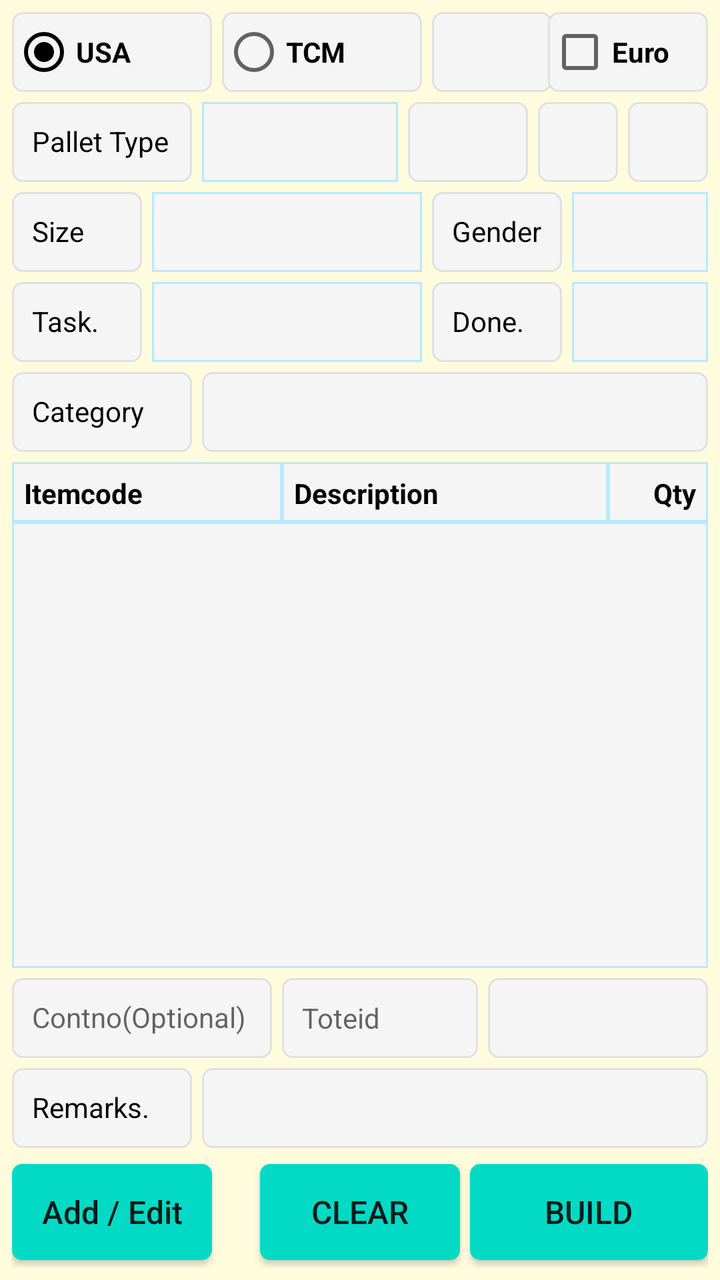
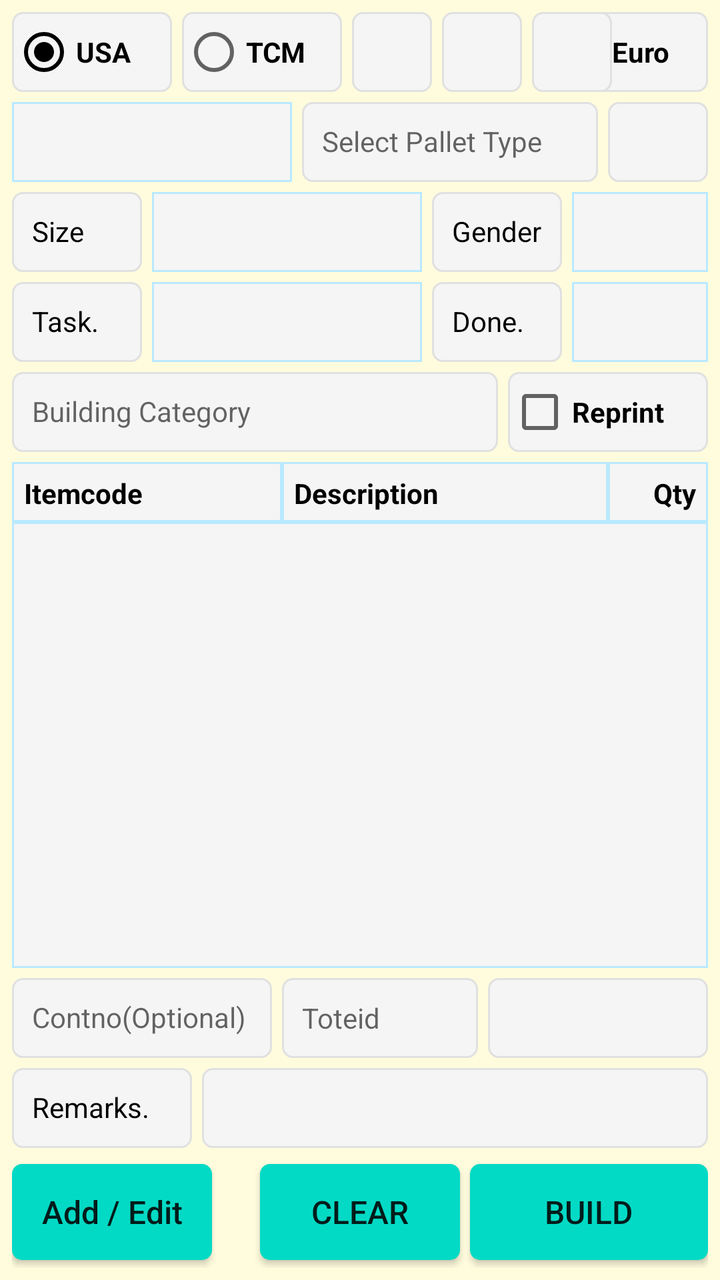

The first picture is an Android layout as it rendered before a commit; the second is the same layout after the commit. The layout source and the unified diff follow.
<!-- AndroidManifest.xml: application theme AppTheme -->
<!-- res/layout/fragment_usa_box_building.xml -->
<?xml version="1.0" encoding="utf-8"?>
<FrameLayout xmlns:android="http://schemas.android.com/apk/res/android"
    xmlns:app="http://schemas.android.com/apk/res-auto"
    xmlns:tools="http://schemas.android.com/tools"
    android:layout_width="match_parent"
    android:layout_height="match_parent"
    android:background="@color/backColor"
    tools:context=".ui.usaboxbuilding.UsaBoxBuildingFragment">

    <androidx.constraintlayout.widget.ConstraintLayout
        android:layout_width="match_parent"
        android:layout_height="match_parent"
        android:padding="6dp">

        <RadioGroup
            android:id="@+id/rg_pallet_building_category"
            android:layout_width="0dp"
            android:layout_height="40dp"
            android:orientation="horizontal"
            app:layout_constraintStart_toStartOf="parent"
            app:layout_constraintTop_toTopOf="parent">

            <RadioButton
                android:id="@+id/rb_usa_box_usa_category"
                android:layout_width="100dp"
                android:layout_height="40dp"
                android:background="@drawable/et_custom"
                android:checked="true"
                android:text="USA"
                android:textStyle="bold"
                app:layout_constraintStart_toEndOf="@+id/TextView16"
                app:layout_constraintTop_toTopOf="@+id/TextView16"
                tools:ignore="TouchTargetSizeCheck" />

            <RadioButton
                android:id="@+id/rb_usa_box_tcm_category"
                android:layout_width="100dp"
                android:layout_height="40dp"
                android:layout_marginLeft="5dp"
                android:background="@drawable/et_custom"
                android:text="TCM"
                android:textStyle="bold"
                app:layout_constraintStart_toEndOf="@+id/rb_usa_box_usa_category"
                app:layout_constraintTop_toTopOf="@+id/TextView16"
                tools:ignore="TouchTargetSizeCheck" />
        </RadioGroup>

        <TextView
            android:id="@+id/tv_usa_box_boxprefix"
            android:layout_width="60dp"
            android:layout_height="40dp"
            android:layout_marginLeft="5dp"
            android:background="@drawable/et_custom"
            android:gravity="center"
            android:hint=""
            android:textStyle="bold"
            android:padding="10dp"
            android:text=""
            android:textColor="@color/coloBlack"
            android:textSize="14sp"
            app:layout_constraintStart_toEndOf="@+id/rg_pallet_building_category"
            app:layout_constraintTop_toTopOf="@+id/rg_pallet_building_category" />


        <CheckBox
            android:id="@+id/ch_usa_box_euro"
            android:layout_width="80dp"
            android:layout_height="40dp"
            android:background="@drawable/et_custom"
            android:text="Euro"
            android:textStyle="bold"
            app:layout_constraintEnd_toEndOf="parent"
            app:layout_constraintTop_toTopOf="parent" />

        <TextView
            android:id="@+id/textView4"
            android:layout_width="90dp"
            android:layout_height="40dp"
            android:layout_marginTop="5dp"
            android:background="@drawable/et_custom"
            android:gravity="left"
            android:hint=""
            android:padding="10dp"
            android:text="Pallet Type"
            android:textColor="@color/coloBlack"
            android:textSize="14sp"
            app:layout_constraintStart_toStartOf="parent"
            app:layout_constraintTop_toBottomOf="@+id/rg_pallet_building_category" />

        <Spinner
            android:id="@+id/sp_usa_box_pallettype"
            android:layout_width="0dp"
            android:layout_height="40dp"
            android:layout_marginLeft="5dp"
            android:layout_marginRight="5dp"
            android:background="@drawable/et_custom_total"
            android:gravity="center"
            android:hint=""
            android:padding="8dp"
            android:textSize="12sp"
            app:layout_constraintEnd_toStartOf="@+id/tv_usa_box_pallettype"
            app:layout_constraintStart_toEndOf="@+id/textView4"
            app:layout_constraintTop_toTopOf="@+id/textView4" />

        <TextView
            android:id="@+id/tv_usa_box_pallettype"
            android:layout_width="60dp"
            android:layout_height="40dp"
            android:layout_marginRight="5dp"
            android:background="@drawable/et_custom"
            android:gravity="center"
            android:hint=""
            android:padding="10dp"
            android:text=""
            android:textColor="@color/coloBlack"
            android:textSize="14sp"
            app:layout_constraintEnd_toStartOf="@+id/tv_usa_box_pallettype_allowmix"
            app:layout_constraintTop_toTopOf="@+id/textView4" />

        <TextView
            android:id="@+id/tv_usa_box_pallettype_allowmix"
            android:layout_width="40dp"
            android:layout_height="40dp"
            android:layout_marginRight="5dp"
            android:background="@drawable/et_custom"
            android:gravity="center"
            android:hint=""
            android:padding="10dp"
            android:text=""
            android:textColor="@color/coloBlack"
            android:textSize="14sp"
            app:layout_constraintEnd_toStartOf="@+id/tv_usa_box_pallettype_build_sec"
            app:layout_constraintTop_toTopOf="@+id/textView4" />

        <TextView
            android:id="@+id/tv_usa_box_pallettype_build_sec"
            android:layout_width="40dp"
            android:layout_height="40dp"
            android:background="@drawable/et_custom"
            android:gravity="center"
            android:hint=""
            android:padding="10dp"
            android:text=""
            android:textColor="@color/coloBlack"
            android:textSize="14sp"
            app:layout_constraintEnd_toEndOf="parent"
            app:layout_constraintTop_toTopOf="@+id/textView4" />

        <TextView
            android:id="@+id/textView3"
            android:layout_width="65dp"
            android:layout_height="40dp"
            android:layout_marginTop="5dp"
            android:background="@drawable/et_custom"
            android:gravity="left"
            android:hint=""
            android:padding="10dp"
            android:text="Size"
            android:textColor="@color/coloBlack"
            android:textSize="14sp"
            app:layout_constraintStart_toStartOf="parent"
            app:layout_constraintTop_toBottomOf="@+id/textView4" />

        <TextView
            android:id="@+id/textView15"
            android:layout_width="65dp"
            android:layout_height="40dp"
            android:layout_marginLeft="5dp"
            android:background="@drawable/et_custom"
            android:gravity="left"
            android:hint=""
            android:padding="10dp"
            android:text="Gender"
            android:textColor="@color/coloBlack"
            android:textSize="14sp"
            app:layout_constraintStart_toEndOf="@+id/sp_usa_box_size"
            app:layout_constraintTop_toTopOf="@+id/textView3" />

        <Spinner
            android:id="@+id/sp_usa_box_size"
            android:layout_width="135dp"
            android:layout_height="40dp"
            android:layout_marginLeft="5dp"
            android:background="@drawable/et_custom_total"
            android:gravity="center"
            android:hint=""
            android:padding="8dp"
            android:textSize="12sp"
            app:layout_constraintStart_toEndOf="@+id/textView3"
            app:layout_constraintTop_toTopOf="@+id/textView3"
            tools:ignore="TouchTargetSizeCheck" />

        <Spinner
            android:id="@+id/sp_usa_box_gender"
            android:layout_width="0dp"
            android:layout_height="40dp"
            android:layout_marginLeft="5dp"
            android:background="@drawable/et_custom_total"
            android:gravity="center"
            android:hint=""
            android:padding="8dp"
            android:textSize="12sp"
            app:layout_constraintEnd_toEndOf="parent"
            app:layout_constraintStart_toEndOf="@+id/textView15"
            app:layout_constraintTop_toTopOf="@+id/textView3" />

        <Spinner
            android:id="@+id/sp_usa_box_task"
            android:layout_width="135dp"
            android:layout_height="40dp"
            android:layout_marginLeft="5dp"
            android:background="@drawable/et_custom_total"
            android:gravity="center"
            android:hint=""
            android:padding="8dp"
            android:textSize="12sp"
            app:layout_constraintStart_toEndOf="@+id/textView10"
            app:layout_constraintTop_toTopOf="@+id/textView10" />

        <Spinner
            android:id="@+id/sp_usa_box_done"
            android:layout_width="0dp"
            android:layout_height="40dp"
            android:layout_marginLeft="5dp"
            android:background="@drawable/et_custom_total"
            android:gravity="center"
            android:hint=""
            android:padding="8dp"
            android:textSize="12sp"
            app:layout_constraintEnd_toEndOf="parent"
            app:layout_constraintStart_toEndOf="@+id/textView16"
            app:layout_constraintTop_toTopOf="@+id/textView10" />

        <TextView
            android:id="@+id/textView41"
            android:layout_width="90dp"
            android:layout_height="40dp"
            android:layout_marginTop="5dp"
            android:background="@drawable/et_custom"
            android:gravity="left"
            android:hint=""
            android:padding="10dp"
            android:text="Category"
            android:textColor="@color/coloBlack"
            android:textSize="14sp"
            app:layout_constraintStart_toStartOf="parent"
            app:layout_constraintTop_toBottomOf="@+id/textView10" />

        <TextView
            android:id="@+id/tv_usa_box_building_category"
            android:layout_width="0dp"
            android:layout_height="40dp"
            android:layout_marginLeft="5dp"
            android:background="@drawable/et_custom"
            android:hint=""
            android:padding="10dp"
            android:text=""
            android:textColor="@color/coloBlack"
            android:textSize="14sp"
            app:layout_constraintEnd_toEndOf="parent"
            app:layout_constraintStart_toEndOf="@+id/textView41"
            app:layout_constraintTop_toTopOf="@+id/textView41" />

        <TextView
            android:id="@+id/TextView12"
            android:layout_width="135dp"
            android:layout_height="30dp"
            android:layout_marginTop="5dp"
            android:background="@drawable/et_custom_total"
            android:gravity="left"
            android:hint=""
            android:padding="6dp"
            android:text="Itemcode"
            android:textColor="@color/coloBlack"
            android:textSize="14dp"
            android:textStyle="bold"
            app:layout_constraintStart_toStartOf="parent"
            app:layout_constraintTop_toBottomOf="@+id/textView41" />

        <TextView
            android:id="@+id/TextView13"
            android:layout_width="0dp"
            android:layout_height="30dp"
            android:background="@drawable/et_custom_total"
            android:gravity="left"
            android:hint=""
            android:padding="6dp"
            android:text="Description"
            android:textColor="@color/coloBlack"
            android:textSize="14dp"
            android:textStyle="bold"
            app:layout_constraintEnd_toStartOf="@+id/TextView14"
            app:layout_constraintStart_toEndOf="@+id/TextView12"
            app:layout_constraintTop_toTopOf="@+id/TextView12" />

        <TextView
            android:id="@+id/TextView14"
            android:layout_width="50dp"
            android:layout_height="30dp"
            android:background="@drawable/et_custom_total"
            android:gravity="right"
            android:hint=""
            android:padding="6dp"
            android:text="Qty"
            android:textColor="@color/coloBlack"
            android:textSize="14dp"
            android:textStyle="bold"
            app:layout_constraintEnd_toEndOf="parent"
            app:layout_constraintTop_toTopOf="@+id/TextView12" />

        <ListView
            android:id="@+id/lv_usa_box_details"
            android:layout_width="0dp"
            android:layout_height="0dp"
            android:layout_marginBottom="5dp"
            android:background="@drawable/et_custom_total"
            app:layout_constraintBottom_toTopOf="@+id/et_usa_contno"
            app:layout_constraintEnd_toEndOf="parent"
            app:layout_constraintHorizontal_bias="1.0"
            app:layout_constraintStart_toStartOf="parent"
            app:layout_constraintTop_toBottomOf="@+id/TextView12" />

        <TextView
            android:id="@+id/textView10"
            android:layout_width="65dp"
            android:layout_height="40dp"
            android:layout_marginTop="5dp"
            android:background="@drawable/et_custom"
            android:gravity="left"
            android:hint=""
            android:padding="10dp"
            android:text="Task."
            android:textColor="@color/coloBlack"
            android:textSize="14sp"
            app:layout_constraintStart_toStartOf="parent"
            app:layout_constraintTop_toBottomOf="@+id/textView3" />

        <EditText
            android:id="@+id/et_usa_contno"
            android:layout_width="130dp"
            android:layout_height="40dp"
            android:layout_marginBottom="5dp"
            android:background="@drawable/et_custom"
            android:gravity="left"
            android:hint="Contno(Optional)"
            android:padding="10dp"
            android:text=""
            android:textColor="@color/coloBlack"
            android:textSize="14sp"
            app:layout_constraintBottom_toTopOf="@+id/TextView10"
            app:layout_constraintStart_toStartOf="parent" />

        <EditText
            android:id="@+id/et_usa_box_toteid"
            android:layout_width="0dp"
            android:layout_height="40dp"
            android:layout_marginLeft="5dp"
            android:layout_marginRight="5dp"
            android:background="@drawable/et_custom"
            android:inputType="text"
            android:padding="10dp"
            android:hint="Toteid"
            android:textColor="@color/coloBlack"
            android:textSize="14dp"
            app:layout_constraintEnd_toStartOf="@+id/tv_usa_box_last_box"
            app:layout_constraintStart_toEndOf="@+id/et_usa_contno"
            app:layout_constraintTop_toTopOf="@+id/et_usa_contno" />

        <TextView
            android:id="@+id/tv_usa_box_last_box"
            android:layout_width="110dp"
            android:layout_height="40dp"
            android:background="@drawable/et_custom"
            android:gravity="left"
            android:hint=""
            android:padding="10dp"
            android:text=""
            android:textColor="@color/coloBlack"
            android:textSize="14sp"
            app:layout_constraintEnd_toEndOf="parent"
            app:layout_constraintTop_toTopOf="@+id/et_usa_contno" />

        <TextView
            android:id="@+id/textView16"
            android:layout_width="65dp"
            android:layout_height="40dp"
            android:layout_marginLeft="5dp"
            android:background="@drawable/et_custom"
            android:gravity="left"
            android:hint=""
            android:padding="10dp"
            android:text="Done."
            android:textColor="@color/coloBlack"
            android:textSize="14sp"
            app:layout_constraintStart_toEndOf="@+id/sp_usa_box_task"
            app:layout_constraintTop_toTopOf="@+id/textView10" />

        <TextView
            android:id="@+id/TextView10"
            android:layout_width="90dp"
            android:layout_height="40dp"
            android:layout_marginBottom="8dp"
            android:background="@drawable/et_custom"
            android:gravity="left"
            android:hint=""
            android:padding="10dp"
            android:text="Remarks."
            android:textColor="@color/coloBlack"
            android:textSize="14dp"
            app:layout_constraintBottom_toTopOf="@+id/bt_usa_box_add_items"
            app:layout_constraintStart_toStartOf="parent" />

        <EditText
            android:id="@+id/et_usa_box_remarks"
            android:layout_width="0dp"
            android:layout_height="40dp"
            android:layout_marginLeft="5dp"
            android:background="@drawable/et_custom"
            android:inputType="text"
            android:padding="10dp"
            android:textColor="@color/coloBlack"
            android:textSize="14dp"
            app:layout_constraintEnd_toEndOf="parent"
            app:layout_constraintStart_toEndOf="@+id/TextView10"
            app:layout_constraintTop_toTopOf="@+id/TextView10"
            tools:ignore="SpeakableTextPresentCheck,TouchTargetSizeCheck" />

        <Button
            android:id="@+id/bt_usa_box_clear"
            android:layout_width="100dp"
            android:layout_height="wrap_content"
            android:layout_marginStart="24dp"
            android:layout_marginLeft="24dp"
            android:layout_marginBottom="4dp"
            android:background="@drawable/btn_custom1"
            android:text="CLEAR"
            android:textAllCaps="false"
            android:textSize="16sp"
            app:layout_constraintBottom_toBottomOf="parent"
            app:layout_constraintStart_toEndOf="@+id/bt_usa_box_add_items" />

        <Button
            android:id="@+id/bt_usa_box_add_items"
            android:layout_width="100dp"
            android:layout_height="wrap_content"
            android:layout_marginBottom="4dp"
            android:background="@drawable/btn_custom1"
            android:text="Add / Edit"
            android:textAllCaps="false"
            android:textSize="16sp"
            app:layout_constraintBottom_toBottomOf="parent"
            app:layout_constraintStart_toStartOf="parent" />

        <Button
            android:id="@+id/bt_usa_box_save"
            android:layout_width="0dp"
            android:layout_height="wrap_content"
            android:layout_marginLeft="5dp"
            android:layout_marginBottom="4dp"
            android:background="@drawable/btn_custom1"
            android:text="BUILD"
            android:textAllCaps="false"
            android:textSize="16sp"
            app:layout_constraintBottom_toBottomOf="parent"
            app:layout_constraintEnd_toEndOf="parent"
            app:layout_constraintStart_toEndOf="@+id/bt_usa_box_clear" />

    </androidx.constraintlayout.widget.ConstraintLayout>


</FrameLayout>
<!-- resources referenced by this layout -->
<resources>
  <color name="backColor">#FFFCDE</color>
  <color name="coloBlack">#000000</color>
  <!-- drawable btn_custom1 (drawable) -->
  <?xml version="1.0" encoding="utf-8"?>
  <shape xmlns:android="http://schemas.android.com/apk/res/android"
      android:padding="10dp"
      android:shape="rectangle" >
  
      <solid android:color="@color/colorBtn" />
  
      <corners
          android:bottomLeftRadius="5dp"
          android:bottomRightRadius="5dp"
          android:topLeftRadius="5dp"
          android:topRightRadius="5dp" />
  
  </shape>
  <!-- drawable et_custom (drawable) -->
  <?xml version="1.0" encoding="utf-8"?>
  <shape xmlns:android="http://schemas.android.com/apk/res/android"
      android:padding="10dp"
      android:shape="rectangle" >
  
      <solid android:color="#f5f5f5" />
  
      <stroke
          android:width="1dp"
          android:color="#e0e0e0" />
  
      <corners
          android:bottomLeftRadius="5dp"
          android:bottomRightRadius="5dp"
          android:topLeftRadius="5dp"
          android:topRightRadius="5dp" />
  
  </shape>
  <!-- drawable et_custom_total (drawable) -->
  <?xml version="1.0" encoding="utf-8"?>
  <shape xmlns:android="http://schemas.android.com/apk/res/android"
      android:padding="10dp"
      android:shape="rectangle" >
  
      <solid android:color="#f5f5f5" />
  
      <stroke
          android:width="1dp"
          android:color="#B9E9FF" />
  
      <corners
          android:bottomLeftRadius="0dp"
          android:bottomRightRadius="0dp"
          android:topLeftRadius="0dp"
          android:topRightRadius="0dp" />
  
  </shape>
  <style name="AppTheme" parent="Theme.AppCompat.Light.NoActionBar">
          
          <item name="colorPrimary">@color/colorPrimary</item>
          <item name="colorPrimaryDark">@color/colorPrimaryDark</item>
          <item name="colorAccent">@color/colorAccent</item>
      </style>
  <color name="colorBtn">#03DAC5</color>
  <color name="colorPrimary">#ffb200</color>
  <color name="colorPrimaryDark">#ffb200</color>
  <color name="colorAccent">#000000</color>
</resources>

<!-- the commit's change to res/layout/fragment_usa_box_building.xml (unified diff, before → after) -->
@@ -22,7 +22,7 @@
 
             <RadioButton
                 android:id="@+id/rb_usa_box_usa_category"
-                android:layout_width="100dp"
+                android:layout_width="80dp"
                 android:layout_height="40dp"
                 android:background="@drawable/et_custom"
                 android:checked="true"
@@ -34,7 +34,7 @@
 
             <RadioButton
                 android:id="@+id/rb_usa_box_tcm_category"
-                android:layout_width="100dp"
+                android:layout_width="80dp"
                 android:layout_height="40dp"
                 android:layout_marginLeft="5dp"
                 android:background="@drawable/et_custom"
@@ -47,7 +47,7 @@
 
         <TextView
             android:id="@+id/tv_usa_box_boxprefix"
-            android:layout_width="60dp"
+            android:layout_width="40dp"
             android:layout_height="40dp"
             android:layout_marginLeft="5dp"
             android:background="@drawable/et_custom"
@@ -61,6 +61,18 @@
             app:layout_constraintStart_toEndOf="@+id/rg_pallet_building_category"
             app:layout_constraintTop_toTopOf="@+id/rg_pallet_building_category" />
 
+        <Spinner
+            android:id="@+id/sp_usa_box_printer"
+            android:layout_width="140dp"
+            android:layout_height="40dp"
+            android:layout_marginTop="5dp"
+            android:background="@drawable/et_custom_total"
+            android:gravity="center"
+            android:hint=""
+            android:padding="8dp"
+            android:textSize="14sp"
+            app:layout_constraintStart_toStartOf="parent"
+            app:layout_constraintTop_toBottomOf="@+id/rg_pallet_building_category" />
 
         <CheckBox
             android:id="@+id/ch_usa_box_euro"
@@ -72,79 +84,75 @@
             app:layout_constraintEnd_toEndOf="parent"
             app:layout_constraintTop_toTopOf="parent" />
 
-        <TextView
-            android:id="@+id/textView4"
-            android:layout_width="90dp"
-            android:layout_height="40dp"
-            android:layout_marginTop="5dp"
-            android:background="@drawable/et_custom"
-            android:gravity="left"
-            android:hint=""
-            android:padding="10dp"
-            android:text="Pallet Type"
-            android:textColor="@color/coloBlack"
-            android:textSize="14sp"
-            app:layout_constraintStart_toStartOf="parent"
-            app:layout_constraintTop_toBottomOf="@+id/rg_pallet_building_category" />
-
-        <Spinner
-            android:id="@+id/sp_usa_box_pallettype"
+        <CheckBox
+            android:id="@+id/ch_usa_box_reprint"
+            android:layout_width="100dp"
+            android:layout_height="40dp"
+            android:background="@drawable/et_custom"
+            android:text="Reprint"
+            android:textStyle="bold"
+            app:layout_constraintEnd_toEndOf="parent"
+            app:layout_constraintTop_toTopOf="@+id/tv_usa_box_building_category" />
+
+        <TextView
+            android:id="@+id/tv_usa_box_pallettype_select"
             android:layout_width="0dp"
             android:layout_height="40dp"
             android:layout_marginLeft="5dp"
             android:layout_marginRight="5dp"
-            android:background="@drawable/et_custom_total"
-            android:gravity="center"
-            android:hint=""
-            android:padding="8dp"
-            android:textSize="12sp"
+            android:background="@drawable/et_custom"
+            android:gravity="left"
+            android:hint="Select Pallet Type"
+            android:padding="10dp"
+            android:textColor="@color/coloBlack"
+            android:textSize="14dp"
             app:layout_constraintEnd_toStartOf="@+id/tv_usa_box_pallettype"
-            app:layout_constraintStart_toEndOf="@+id/textView4"
-            app:layout_constraintTop_toTopOf="@+id/textView4" />
+            app:layout_constraintStart_toEndOf="@+id/sp_usa_box_printer"
+            app:layout_constraintTop_toTopOf="@+id/sp_usa_box_printer" />
 
         <TextView
             android:id="@+id/tv_usa_box_pallettype"
-            android:layout_width="60dp"
-            android:layout_height="40dp"
-            android:layout_marginRight="5dp"
-            android:background="@drawable/et_custom"
-            android:gravity="center"
-            android:hint=""
-            android:padding="10dp"
-            android:text=""
-            android:textColor="@color/coloBlack"
-            android:textSize="14sp"
-            app:layout_constraintEnd_toStartOf="@+id/tv_usa_box_pallettype_allowmix"
-            app:layout_constraintTop_toTopOf="@+id/textView4" />
+            android:layout_width="50dp"
+            android:layout_height="40dp"
+            android:background="@drawable/et_custom"
+            android:gravity="center"
+            android:hint=""
+            android:padding="10dp"
+            android:text=""
+            android:textColor="@color/coloBlack"
+            android:textSize="14sp"
+            app:layout_constraintEnd_toEndOf="parent"
+            app:layout_constraintTop_toTopOf="@+id/sp_usa_box_printer" />
 
         <TextView
             android:id="@+id/tv_usa_box_pallettype_allowmix"
             android:layout_width="40dp"
             android:layout_height="40dp"
-            android:layout_marginRight="5dp"
-            android:background="@drawable/et_custom"
-            android:gravity="center"
-            android:hint=""
-            android:padding="10dp"
-            android:text=""
-            android:textColor="@color/coloBlack"
-            android:textSize="14sp"
-            app:layout_constraintEnd_toStartOf="@+id/tv_usa_box_pallettype_build_sec"
-            app:layout_constraintTop_toTopOf="@+id/textView4" />
+            android:layout_marginLeft="5dp"
+            android:background="@drawable/et_custom"
+            android:gravity="center"
+            android:hint=""
+            android:padding="10dp"
+            android:text=""
+            android:textColor="@color/coloBlack"
+            android:textSize="14sp"
+            app:layout_constraintStart_toEndOf="@+id/tv_usa_box_boxprefix"
+            app:layout_constraintTop_toTopOf="@+id/rg_pallet_building_category" />
 
         <TextView
             android:id="@+id/tv_usa_box_pallettype_build_sec"
             android:layout_width="40dp"
             android:layout_height="40dp"
-            android:background="@drawable/et_custom"
-            android:gravity="center"
-            android:hint=""
-            android:padding="10dp"
-            android:text=""
-            android:textColor="@color/coloBlack"
-            android:textSize="14sp"
-            app:layout_constraintEnd_toEndOf="parent"
-            app:layout_constraintTop_toTopOf="@+id/textView4" />
+            android:layout_marginLeft="5dp"
+            android:background="@drawable/et_custom"
+            android:gravity="center"
+            android:hint=""
+            android:padding="10dp"
+            android:text=""
+            android:textColor="@color/coloBlack"
+            android:textSize="14sp"
+            app:layout_constraintStart_toEndOf="@+id/tv_usa_box_pallettype_allowmix"
+            app:layout_constraintTop_toTopOf="@+id/rg_pallet_building_category" />
 
         <TextView
             android:id="@+id/textView3"
@@ -159,7 +167,7 @@
             android:textColor="@color/coloBlack"
             android:textSize="14sp"
             app:layout_constraintStart_toStartOf="parent"
-            app:layout_constraintTop_toBottomOf="@+id/textView4" />
+            app:layout_constraintTop_toBottomOf="@+id/sp_usa_box_printer" />
 
         <TextView
             android:id="@+id/textView15"
@@ -232,34 +240,20 @@
             app:layout_constraintTop_toTopOf="@+id/textView10" />
 
         <TextView
-            android:id="@+id/textView41"
-            android:layout_width="90dp"
+            android:id="@+id/tv_usa_box_building_category"
+            android:layout_width="0dp"
             android:layout_height="40dp"
             android:layout_marginTop="5dp"
-            android:background="@drawable/et_custom"
-            android:gravity="left"
-            android:hint=""
-            android:padding="10dp"
-            android:text="Category"
-            android:textColor="@color/coloBlack"
-            android:textSize="14sp"
+            android:layout_marginRight="5dp"
+            android:background="@drawable/et_custom"
+            android:hint="Building Category"
+            android:padding="10dp"
+            android:text=""
+            android:textColor="@color/coloBlack"
+            android:textSize="14sp"
+            app:layout_constraintEnd_toStartOf="@+id/ch_usa_box_reprint"
             app:layout_constraintStart_toStartOf="parent"
             app:layout_constraintTop_toBottomOf="@+id/textView10" />
-
-        <TextView
-            android:id="@+id/tv_usa_box_building_category"
-            android:layout_width="0dp"
-            android:layout_height="40dp"
-            android:layout_marginLeft="5dp"
-            android:background="@drawable/et_custom"
-            android:hint=""
-            android:padding="10dp"
-            android:text=""
-            android:textColor="@color/coloBlack"
-            android:textSize="14sp"
-            app:layout_constraintEnd_toEndOf="parent"
-            app:layout_constraintStart_toEndOf="@+id/textView41"
-            app:layout_constraintTop_toTopOf="@+id/textView41" />
 
         <TextView
             android:id="@+id/TextView12"
@@ -275,7 +269,7 @@
             android:textSize="14dp"
             android:textStyle="bold"
             app:layout_constraintStart_toStartOf="parent"
-            app:layout_constraintTop_toBottomOf="@+id/textView41" />
+            app:layout_constraintTop_toBottomOf="@+id/tv_usa_box_building_category" />
 
         <TextView
             android:id="@+id/TextView13"
